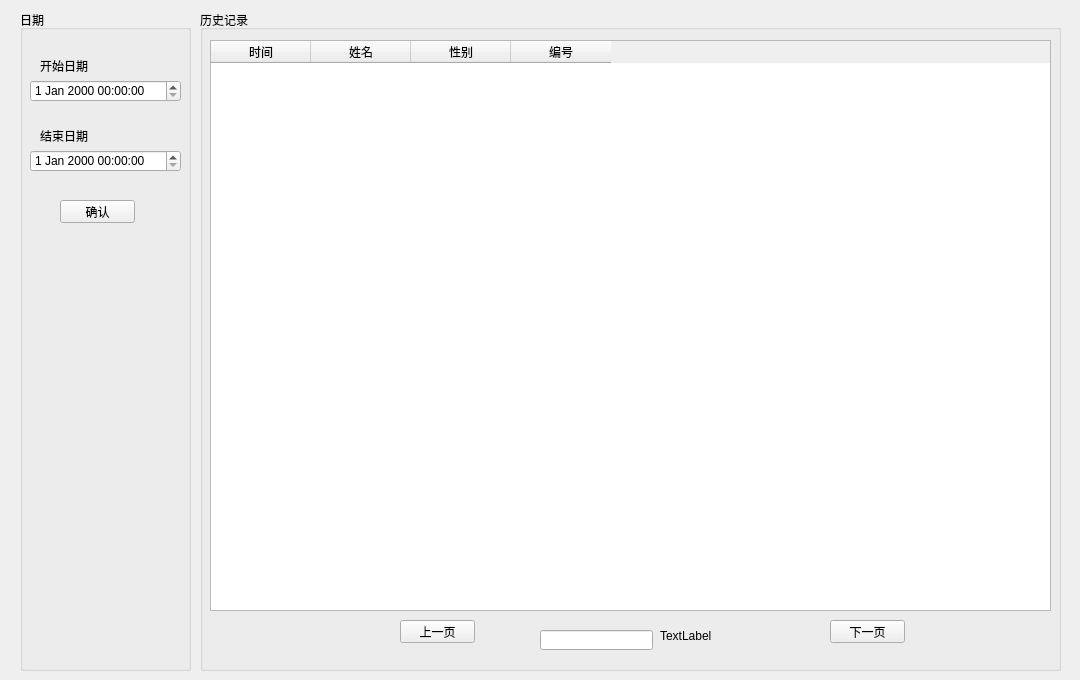
The window that historyview.ui (NevilleNoah/HikvisionCamera2) describes before a commit, drawn with Qt 5.
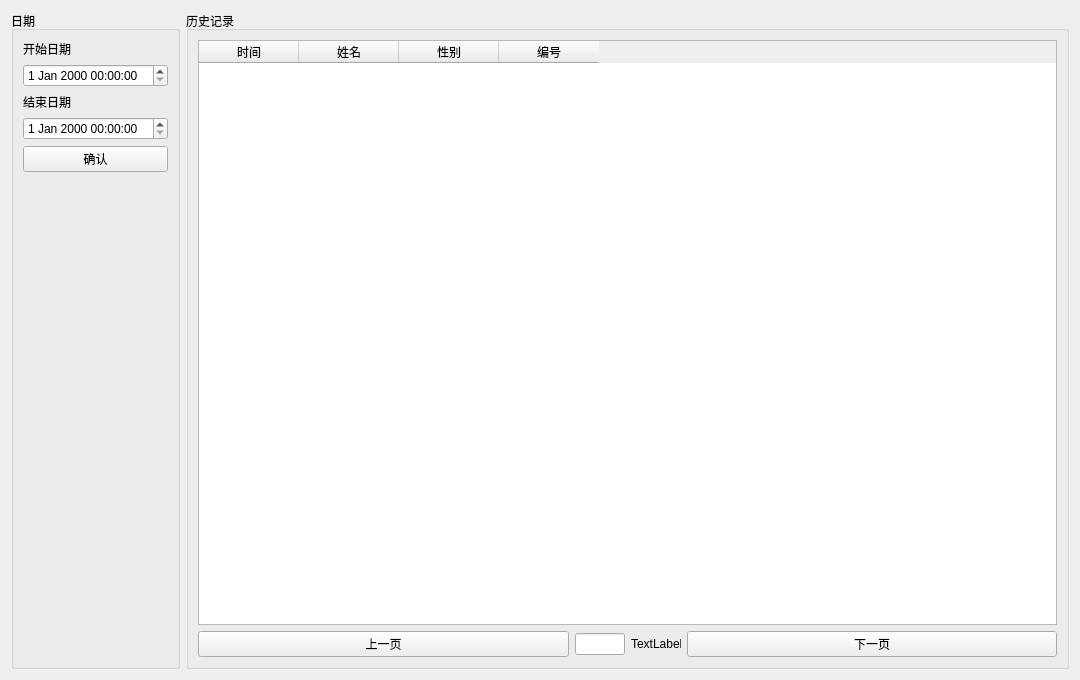
The same window after the commit.

```diff
--- a/historyview.ui
+++ b/historyview.ui
@@ -19,99 +19,70 @@
   <property name="windowTitle">
    <string>Form</string>
   </property>
+  <layout class="QVBoxLayout" name="verticalLayout_3">
+   <item>
+    <layout class="QHBoxLayout" name="horizontalLayout_2">
+     <item>
   <widget class="QGroupBox" name="boxDate">
-   <property name="geometry">
-    <rect>
-     <x>20</x>
-     <y>10</y>
-     <width>171</width>
-     <height>661</height>
-    </rect>
-   </property>
    <property name="title">
     <string>日期</string>
    </property>
+       <layout class="QVBoxLayout" name="verticalLayout_4">
+        <item>
+         <layout class="QVBoxLayout" name="verticalLayout_2">
+          <item>
    <widget class="QLabel" name="textStartDate">
-    <property name="geometry">
-     <rect>
-      <x>20</x>
-      <y>50</y>
-      <width>54</width>
-      <height>12</height>
-     </rect>
-    </property>
     <property name="text">
      <string>开始日期</string>
     </property>
    </widget>
+          </item>
+          <item>
+           <widget class="QDateTimeEdit" name="edStartTime"/>
+          </item>
+          <item>
    <widget class="QLabel" name="textEndDate">
-    <property name="geometry">
-     <rect>
-      <x>20</x>
-      <y>120</y>
-      <width>54</width>
-      <height>12</height>
-     </rect>
-    </property>
     <property name="text">
      <string>结束日期</string>
     </property>
    </widget>
-   <widget class="QDateTimeEdit" name="edStartTime">
-    <property name="geometry">
-     <rect>
-      <x>10</x>
-      <y>70</y>
-      <width>151</width>
-      <height>22</height>
-     </rect>
-    </property>
-   </widget>
-   <widget class="QDateTimeEdit" name="edEndTime">
-    <property name="geometry">
-     <rect>
-      <x>10</x>
-      <y>140</y>
-      <width>151</width>
-      <height>22</height>
-     </rect>
-    </property>
-   </widget>
+          </item>
+          <item>
+           <widget class="QDateTimeEdit" name="edEndTime"/>
+          </item>
+          <item>
    <widget class="QPushButton" name="btnSearchByTime">
-    <property name="geometry">
-     <rect>
-      <x>40</x>
-      <y>190</y>
-      <width>75</width>
-      <height>23</height>
-     </rect>
-    </property>
     <property name="text">
      <string>确认</string>
     </property>
    </widget>
-  </widget>
+          </item>
+          <item>
+           <spacer name="verticalSpacer">
+            <property name="orientation">
+             <enum>Qt::Vertical</enum>
+            </property>
+            <property name="sizeHint" stdset="0">
+             <size>
+              <width>20</width>
+              <height>40</height>
+             </size>
+            </property>
+           </spacer>
+          </item>
+         </layout>
+        </item>
+       </layout>
+      </widget>
+     </item>
+     <item>
   <widget class="QGroupBox" name="boxRecord">
-   <property name="geometry">
-    <rect>
-     <x>200</x>
-     <y>10</y>
-     <width>861</width>
-     <height>661</height>
-    </rect>
-   </property>
    <property name="title">
     <string>历史记录</string>
    </property>
+       <layout class="QVBoxLayout" name="verticalLayout">
+        <item>
    <widget class="QTableWidget" name="recordTable">
-    <property name="geometry">
-     <rect>
-      <x>10</x>
-      <y>30</y>
-      <width>841</width>
-      <height>571</height>
-     </rect>
-    </property>
     <property name="minimumSize">
      <size>
       <width>841</width>
@@ -142,56 +113,66 @@
      </property>
     </column>
    </widget>
+        </item>
+        <item>
+         <layout class="QHBoxLayout" name="horizontalLayout">
+          <item>
    <widget class="QPushButton" name="btnPrePage">
-    <property name="geometry">
-     <rect>
-      <x>200</x>
-      <y>610</y>
-      <width>75</width>
-      <height>23</height>
-     </rect>
-    </property>
     <property name="text">
      <string>上一页</string>
     </property>
    </widget>
-   <widget class="QPushButton" name="btnNextPage">
-    <property name="geometry">
-     <rect>
-      <x>630</x>
-      <y>610</y>
-      <width>75</width>
-      <height>23</height>
-     </rect>
-    </property>
-    <property name="text">
-     <string>下一页</string>
-    </property>
-   </widget>
+          </item>
+          <item>
    <widget class="QLineEdit" name="textNowPage">
-    <property name="geometry">
-     <rect>
-      <x>340</x>
-      <y>620</y>
-      <width>113</width>
-      <height>20</height>
-     </rect>
-    </property>
-   </widget>
+            <property name="sizePolicy">
+             <sizepolicy hsizetype="Maximum" vsizetype="Fixed">
+              <horstretch>0</horstretch>
+              <verstretch>0</verstretch>
+             </sizepolicy>
+            </property>
+            <property name="maximumSize">
+             <size>
+              <width>50</width>
+              <height>16777215</height>
+             </size>
+            </property>
+           </widget>
+          </item>
+          <item>
    <widget class="QLabel" name="textPageNum">
-    <property name="geometry">
-     <rect>
-      <x>460</x>
-      <y>620</y>
-      <width>54</width>
-      <height>12</height>
-     </rect>
+            <property name="sizePolicy">
+             <sizepolicy hsizetype="Maximum" vsizetype="Preferred">
+              <horstretch>0</horstretch>
+              <verstretch>0</verstretch>
+             </sizepolicy>
+            </property>
+            <property name="maximumSize">
+             <size>
+              <width>50</width>
+              <height>16777215</height>
+             </size>
     </property>
     <property name="text">
      <string>TextLabel</string>
     </property>
    </widget>
-  </widget>
+          </item>
+          <item>
+           <widget class="QPushButton" name="btnNextPage">
+            <property name="text">
+             <string>下一页</string>
+            </property>
+           </widget>
+          </item>
+         </layout>
+        </item>
+       </layout>
+      </widget>
+     </item>
+    </layout>
+   </item>
+  </layout>
  </widget>
  <resources/>
  <connections/>
```
Lines whose indentation alone changed are shown as unchanged.
